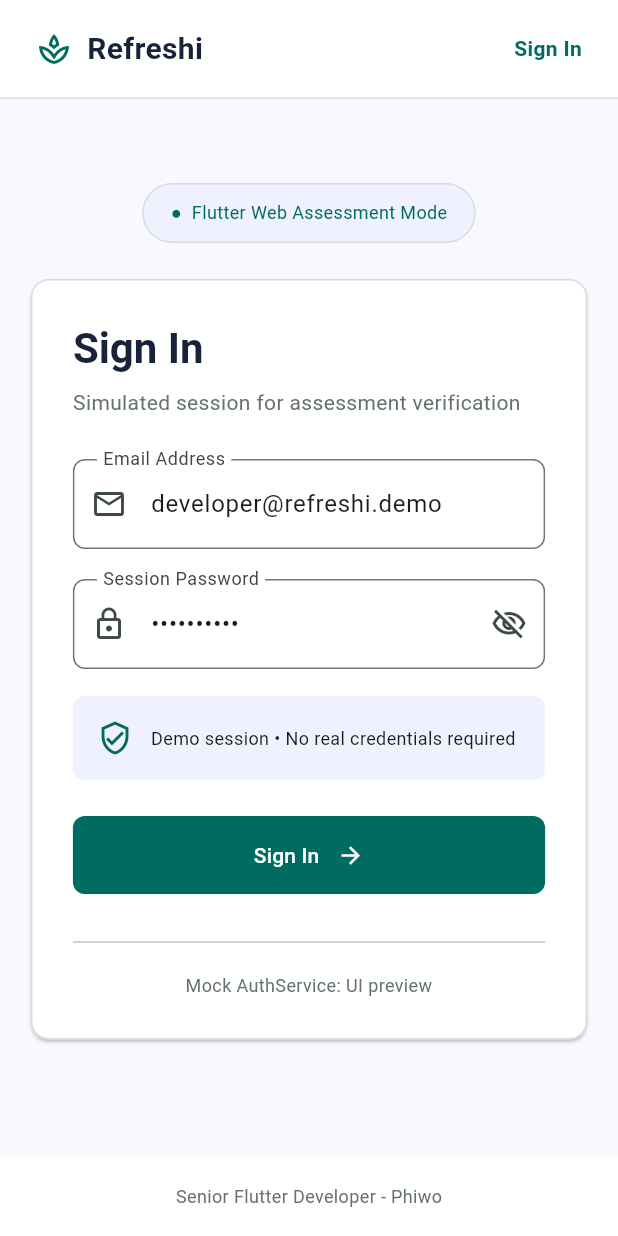
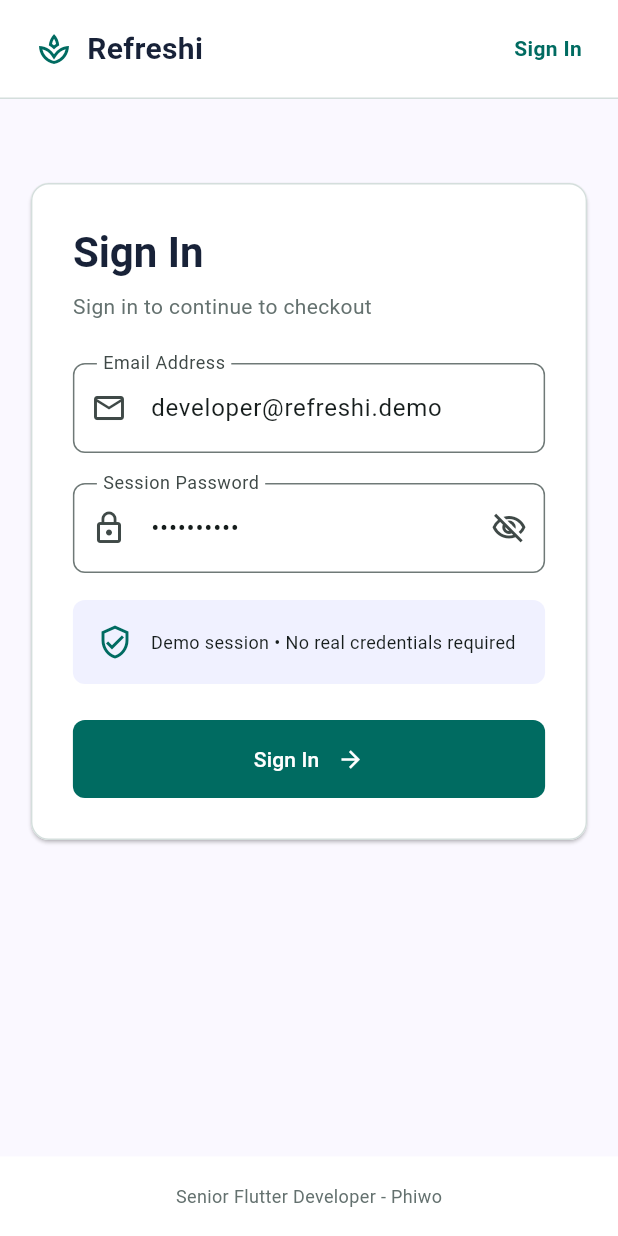
Before and after one commit to Phiwokuhle/checkout_flutter_webfirst, a Flutter app: the screen it shows after launch, on a phone screen of 412 x 824 dp. Run offline on Flutter 3.47's test engine with Material 3 defaults, Android fonts, the phone set to English and light mode, and no system bars; our stand-ins replace flutter_bloc, freezed_annotation, get_it, go_router, graphql, shared_preferences and 2 more; missing offline and left inert: gql; generated files the repository leaves out were written again.

Commit message:
Keep sign-in page declarative and compose dedicated widget classes

```diff
--- a/refreshi_checkout/lib/presentation/auth/pages/signin_page.dart
+++ b/refreshi_checkout/lib/presentation/auth/pages/signin_page.dart
@@ -1,180 +1,22 @@
 import 'package:flutter/material.dart';
-import 'package:refreshi_checkout/core/config/auth_session.dart';
-import 'package:refreshi_checkout/core/di/injection.dart';
-import 'package:refreshi_checkout/core/theme/app_theme.dart';
+import 'package:refreshi_checkout/presentation/auth/widgets/sign_in_form.dart';
 import 'package:refreshi_checkout/presentation/common/widgets/app_shell.dart';
-import 'package:refreshi_checkout/presentation/common/widgets/primary_button.dart';
 
-class SignInPage extends StatefulWidget {
+/// Page-level composition only. Form controllers and validation live in SignInForm.
+class SignInPage extends StatelessWidget {
   const SignInPage({super.key});
 
   @override
-  State<SignInPage> createState() => _SignInPageState();
-}
-
-class _SignInPageState extends State<SignInPage> {
-  final _formKey = GlobalKey<FormState>();
-
-  final _email = TextEditingController(text: 'developer@refreshi.demo');
-
-  final _password = TextEditingController(text: 'assessment');
-
-  bool _obscurePassword = true;
-
-  @override
-  void dispose() {
-    _email.dispose();
-    _password.dispose();
-    super.dispose();
-  }
-
-  void _submit() async{
-    if (!_formKey.currentState!.validate()) {
-      return;
-    }
-
-    await getIt<AuthSession>().signIn();
-  }
-
-  @override
-  Widget build(BuildContext context) {
-    return AssessmentShell(
+  Widget build(BuildContext context) => const AssessmentShell(
     activeStep: 0,
     child: Column(
       children: [
-          const SizedBox(height: 24),
-          _modeBadge(),
-          const SizedBox(height: 24),
+        SizedBox(height: 24),
         ConstrainedBox(
-            constraints: const BoxConstraints(maxWidth: 470),
-            child: _signInCard(),
+          constraints: BoxConstraints(maxWidth: 470),
+          child: SignInForm(),
         ),
       ],
     ),
   );
 }
-
-  Widget _modeBadge() {
-    return Container(
-      padding: const EdgeInsets.symmetric(horizontal: 18, vertical: 10),
-      decoration: BoxDecoration(
-        color: AppColors.lavender,
-        borderRadius: BorderRadius.circular(30),
-        border: Border.all(color: AppColors.border),
-      ),
-      child: const Text(
-        '●  Flutter Web Assessment Mode',
-        style: TextStyle(fontSize: 12, color: AppColors.primary),
-      ),
-    );
-  }
-
-  Widget _signInCard() {
-    return Card(
-      margin: EdgeInsets.zero,
-      color: Colors.white,
-      shape: RoundedRectangleBorder(
-        borderRadius: BorderRadius.circular(12),
-        side: const BorderSide(color: AppColors.border),
-      ),
-      child: Padding(
-        padding: const EdgeInsets.all(28),
-        child: Form(
-          key: _formKey,
-          child: Column(
-            crossAxisAlignment: CrossAxisAlignment.stretch,
-            children: [
-              Text(
-                'Sign In',
-                style: Theme.of(context).textTheme.headlineMedium?.copyWith(
-                  fontWeight: FontWeight.bold,
-                  color: AppColors.ink,
-                ),
-              ),
-              const SizedBox(height: 8),
-              const Text(
-                'Simulated session for assessment verification',
-                style: TextStyle(color: AppColors.muted),
-              ),
-              const SizedBox(height: 28),
-              TextFormField(
-                controller: _email,
-                keyboardType: TextInputType.emailAddress,
-                decoration: const InputDecoration(
-                  labelText: 'Email Address',
-                  prefixIcon: Icon(Icons.mail_outline),
-                ),
-                validator: (value) {
-                  if (value == null || !value.contains('@')) {
-                    return 'Enter a valid email address';
-                  }
-                  return null;
-                },
-              ),
-              const SizedBox(height: 20),
-              TextFormField(
-                controller: _password,
-                obscureText: _obscurePassword,
-                decoration: InputDecoration(
-                  labelText: 'Session Password',
-                  prefixIcon: const Icon(Icons.lock_outline),
-                  suffixIcon: IconButton(
-                    onPressed: () {
-                      setState(() {
-                        _obscurePassword = !_obscurePassword;
-                      });
-                    },
-                    icon: Icon(
-                      _obscurePassword
-                          ? Icons.visibility_off_outlined
-                          : Icons.visibility_outlined,
-                    ),
-                  ),
-                ),
-                validator: (value) {
-                  if (value == null || value.isEmpty) {
-                    return 'Enter your password';
-                  }
-                  return null;
-                },
-              ),
-              const SizedBox(height: 18),
-              Container(
-                padding: const EdgeInsets.all(16),
-                decoration: BoxDecoration(
-                  color: AppColors.lavender,
-                  borderRadius: BorderRadius.circular(8),
-                ),
-                child: const Row(
-                  children: [
-                    Icon(
-                      Icons.verified_user_outlined,
-                      color: AppColors.primary,
-                    ),
-                    SizedBox(width: 12),
-                    Expanded(
-                      child: Text(
-                        'Demo session • No real credentials required',
-                        style: TextStyle(fontSize: 12),
-                      ),
-                    ),
-                  ],
-                ),
-              ),
-              const SizedBox(height: 24),
-              PrimaryButton(label: 'Sign In', onPressed: _submit),
-              const SizedBox(height: 24),
-              const Divider(),
-              const SizedBox(height: 12),
-              const Text(
-                'Mock AuthService: UI preview',
-                textAlign: TextAlign.center,
-                style: TextStyle(fontSize: 12, color: AppColors.muted),
-              ),
-            ],
-          ),
-        ),
-      ),
-    );
-  }
-}
```
Lines whose indentation alone changed are shown as unchanged.
